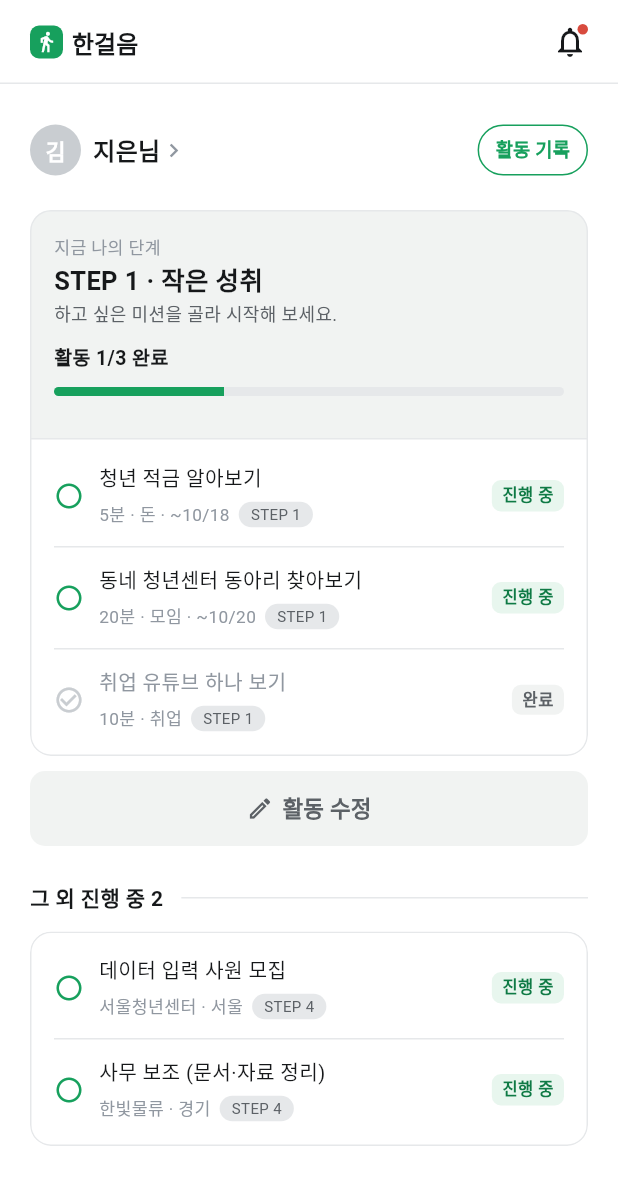
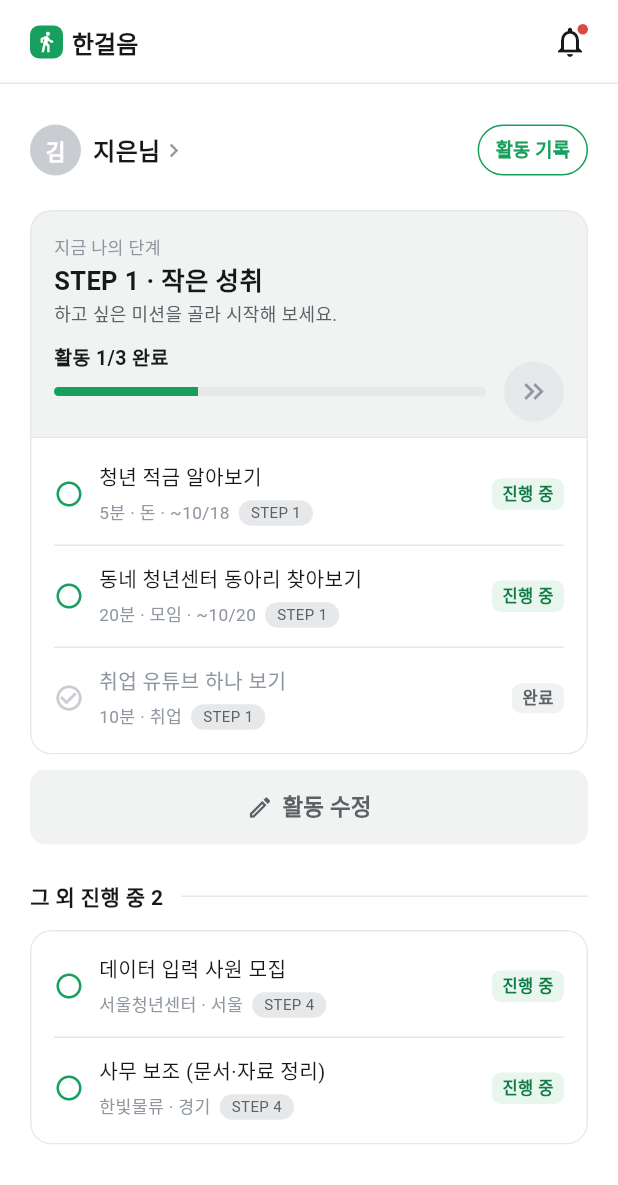
Before and after one commit to donghyun-03/Hangeoleum-UI, a Flutter app: the HomeScreen screen opened directly, on a phone screen of 412 x 824 dp. Shown: the top 1185 px of the screen. Run offline on Flutter 3.47's test engine with Material 3 defaults, Android fonts, the light colour scheme and no system bars; our stand-ins replace file_picker; Roboto replaces fonts that are missing (Pretendard).

Commit message:
feat: 다음 단계 버튼 추가

```diff
--- a/lib/screens/home/home_screen.dart
+++ b/lib/screens/home/home_screen.dart
@@ -75,7 +75,6 @@ class HomeScreen extends StatelessWidget {
                   onTap: () {
                     Navigator.pushNamed(context, Routes.profile);
                   },
-
                   child: Row(
                     children: [
                       Avatar(
@@ -107,10 +106,9 @@ class HomeScreen extends StatelessWidget {
                   small: true,
                   expand: false,
                   variant: ButtonVariant.outline,
-                  onPressed: () => Navigator.pushNamed(
-                    context,
-                    Routes.recordList,
-                  ),
+                  onPressed: () {
+                    Navigator.pushNamed(context, Routes.recordList);
+                  },
                 ),
               ],
             ],
@@ -174,6 +172,7 @@ class _YouthHome extends StatelessWidget {
 
     // STEP 2: 승인된 팀 신청만 활동으로 표시.
     // 대기·거절은 실제 참여가 아니므로 포함하지 않습니다.
+    // 현재는 팀 활동 완료 데이터가 없어 진행 중으로 유지합니다.
     for (final post in mockTeamPosts) {
       final application = state.applicationFor(post.id);
 
@@ -211,6 +210,8 @@ class _YouthHome extends StatelessWidget {
         continue;
       }
 
+      // 지원 여부와 활동 완료 여부는 구분합니다.
+      // 현재는 완료 데이터가 없어 진행 중으로 유지합니다.
       activities.add(
         _HomeActivity(
           step: opportunity.step,
@@ -227,7 +228,6 @@ class _YouthHome extends StatelessWidget {
     return activities;
   }
 
-
   @override
   Widget build(BuildContext context) {
     final state = context.watch<AppState>();
@@ -236,31 +236,26 @@ class _YouthHome extends StatelessWidget {
 
     final activities = _collectActivities(state);
 
+    // 현재 STEP: 진행 중 활동을 먼저, 완료 활동을 나중에 표시합니다.
     final currentActivities = [
       ...activities.where(
-    (activity) =>
-        activity.step == currentStep && !activity.done,
+        (activity) => activity.step == currentStep && !activity.done,
       ),
       ...activities.where(
-    (activity) =>
-        activity.step == currentStep && activity.done,
+        (activity) => activity.step == currentStep && activity.done,
       ),
     ];
 
-
     // 현재 STEP이 아닌 활동 중 미완료 활동만 표시합니다.
-    // STEP이 바뀌면 이전 단계의 미완료 활동이 자동으로 여기에 포함됩니다.
+    // STEP이 바뀌면 이전 단계의 미완료 활동이 여기에 포함됩니다.
     final otherActivities = activities
         .where(
-          (activity) =>
-              activity.step != currentStep &&
-              !activity.done,
+          (activity) => activity.step != currentStep && !activity.done,
         )
         .toList()
       ..sort((a, b) {
         final stepOrder = a.step.compareTo(b.step);
 
-        // 같은 STEP에서는 제목순으로 정렬합니다.
         return stepOrder != 0
             ? stepOrder
             : a.title.compareTo(b.title);
@@ -270,9 +265,21 @@ class _YouthHome extends StatelessWidget {
         .where((activity) => activity.done)
         .length;
 
+    // 기존 AppState.advanceHomeStep()과 동일한 최소 완료 기준입니다.
     final requiredCount = currentStep == 1 ? 3 : 1;
 
+    // 최소 완료 개수를 충족하고 다음 STEP이 있을 때만 활성화합니다.
+    final canGoNext = currentStep >= 1 &&
+        currentStep < 4 &&
+        doneCount >= requiredCount;
+
     final otherCount = otherActivities.length;
+
+    final nextStepTooltip = currentStep >= 4
+        ? '마지막 단계입니다'
+        : canGoNext
+            ? 'STEP ${currentStep + 1}로 이동'
+            : '활동을 $requiredCount개 완료하면 이동할 수 있어요';
 
     return Column(
       crossAxisAlignment: CrossAxisAlignment.stretch,
@@ -298,7 +305,7 @@ class _YouthHome extends StatelessWidget {
                         );
                   },
                   child: Padding(
-                padding: const EdgeInsets.all(16),
+                    padding: const EdgeInsets.fromLTRB(16, 16, 16, 10),
                     child: Column(
                       crossAxisAlignment: CrossAxisAlignment.start,
                       children: [
@@ -316,6 +323,20 @@ class _YouthHome extends StatelessWidget {
                             style: AppText.small.copyWith(fontSize: 12),
                           ),
                         const SizedBox(height: 10),
+                        // 완료 문구와 선은 왼쪽에,
+                        // 다음 버튼은 오른쪽에서 선의 중앙에 맞춰 표시합니다.
+                        Stack(
+                          children: [
+                            Padding(
+                              // 버튼 아래쪽이 영역 밖으로 벗어나지 않도록 공간을 확보합니다.
+                              // 버튼 40 / 2 - 진행률 선 6 / 2 = 17
+                              padding: const EdgeInsets.only(
+                                right: 52, // 버튼 40 + 선과 버튼 사이 간격 12
+                                bottom: 17,
+                              ),
+                              child: Column(
+                                crossAxisAlignment: CrossAxisAlignment.start,
+                                children: [
                                   Text(
                                     '활동 $doneCount/$requiredCount 완료',
                                     style: AppText.bodyBold.copyWith(
@@ -324,20 +345,48 @@ class _YouthHome extends StatelessWidget {
                                     ),
                                   ),
                                   const SizedBox(height: 10),
-                    ProgressLine(
-                      // 최소 완료 수 이상이면 진행률은 100%로 유지합니다.
+                                  SizedBox(
+                                    height: 6,
+                                    child: ProgressLine(
                                       value: doneCount > requiredCount
                                           ? requiredCount
                                           : doneCount,
                                       total: requiredCount,
                                     ),
-                    const SizedBox(height: 12),
+                                  ),
+                                ],
+                              ),
+                            ),
+                            Positioned(
+                              right: 0,
+                              bottom: 0,
+                              child: _NextStepButton(
+                                isActive: canGoNext,
+                                size: 40,
+                                tooltip: nextStepTooltip,
+                                onTap: () {
+                                  final advanced = context
+                                      .read<AppState>()
+                                      .advanceHomeStep(
+                                        expectedStep: currentStep,
+                                        completedCount: doneCount,
+                                      );
+
+                                  if (!advanced) return;
+
+                                  context.read<MainTabs>().selectStep(
+                                        currentStep + 1,
+                                      );
+                                },
+                              ),
+                            ),
+                          ],
+                        ),
                       ],
                     ),
                   ),
                 ),
               ),
-
               const Divider(
                 height: 1,
                 thickness: 1,
@@ -345,7 +394,6 @@ class _YouthHome extends StatelessWidget {
               ),
 
               // 하단: 현재 활동 또는 활동 없음 안내.
-          // _ActivityList를 쓰지 않아 카드가 중첩되지 않습니다.
               Padding(
                 padding: const EdgeInsets.symmetric(
                   horizontal: 16,
@@ -379,8 +427,7 @@ class _YouthHome extends StatelessWidget {
           ),
         ),
 
-    // 활동 수정 버튼은 잠시 숨깁니다.
-
+        // 기존 활동 수정 버튼을 유지합니다.
         AppButton(
           label: '활동 수정',
           icon: Icons.edit_outlined,
@@ -389,8 +436,6 @@ class _YouthHome extends StatelessWidget {
             Navigator.pushNamed(context, Routes.missionEdit);
           },
         ),
-
-
         const SizedBox(height: 24),
         Row(
           children: [
@@ -405,8 +450,6 @@ class _YouthHome extends StatelessWidget {
           ],
         ),
         const SizedBox(height: 12),
-
-    // 다른 STEP 활동 목록은 기존대로 유지합니다.
         _ActivityList(
           activities: otherActivities,
           showStep: true,
@@ -414,9 +457,80 @@ class _YouthHome extends StatelessWidget {
         ),
       ],
     );
-
   }
 }
+
+/// 홈 전용 다음 STEP 버튼.
+/// 비활성 상태에서도 터치 효과는 표시하지만 단계 이동은 막습니다.
+class _NextStepButton extends StatelessWidget {
+  const _NextStepButton({
+    required this.isActive,
+    required this.onTap,
+    required this.tooltip,
+    this.size = 40,
+  });
+
+  final bool isActive;
+  final VoidCallback onTap;
+  final String tooltip;
+  final double size;
+
+  @override
+  Widget build(BuildContext context) {
+    final circleColor = isActive
+        ? AppColors.green
+        : AppColors.line;
+
+    final arrowColor = isActive
+        ? AppColors.paper
+        : AppColors.subtle;
+
+    final effectColor = isActive
+        ? AppColors.paper
+        : AppColors.subtle;
+
+    return Tooltip(
+      message: tooltip,
+      child: Semantics(
+        button: true,
+        enabled: isActive,
+        label: tooltip,
+        onTap: isActive ? onTap : null,
+        child: ExcludeSemantics(
+          child: SizedBox(
+            width: size,
+            height: size,
+            child: Material(
+              color: circleColor,
+              shape: const CircleBorder(),
+              clipBehavior: Clip.antiAlias,
+              child: InkWell(
+                customBorder: const CircleBorder(),
+                splashColor: effectColor.withValues(alpha: 0.24),
+                highlightColor: effectColor.withValues(alpha: 0.12),
+
+                // null로 설정하지 않아 비활성 상태에도
+                // 터치 효과를 보여주고 상위 카드의 탭을 막습니다.
+                onTap: () {
+                  if (!isActive) return;
+                  onTap();
+                },
+                child: Center(
+                  child: Icon(
+                    Icons.keyboard_double_arrow_right,
+                    color: arrowColor,
+                    size: size * 0.55,
+                  ),
+                ),
+              ),
+            ),
+          ),
+        ),
+      ),
+    );
+  }
+}
+
 
 class _ActivityList extends StatelessWidget {
   const _ActivityList({
@@ -434,7 +548,10 @@ class _ActivityList extends StatelessWidget {
     if (activities.isEmpty) {
       return Padding(
         padding: const EdgeInsets.symmetric(vertical: 16),
-        child: Text(emptyMessage, style: AppText.small),
+        child: Text(
+          emptyMessage,
+          style: AppText.small,
+        ),
       );
     }
 
@@ -481,7 +598,9 @@ class _ActivityRow extends StatelessWidget {
                 ? Icons.check_circle_outline
                 : Icons.radio_button_unchecked,
             size: 20,
-            color: activity.done ? AppColors.dim : AppColors.green,
+            color: activity.done
+                ? AppColors.dim
+                : AppColors.green,
           ),
           const SizedBox(width: 10),
           Expanded(
@@ -499,7 +618,7 @@ class _ActivityRow extends StatelessWidget {
                 ),
                 const SizedBox(height: 4),
 
-                // 활동 시간·분류·마감일 등 설명 뒤에 STEP 표시.
+                // 활동 설명 뒤에 STEP 배지를 표시합니다.
                 Wrap(
                   spacing: 6,
                   runSpacing: 4,
@@ -535,14 +654,15 @@ class _ActivityRow extends StatelessWidget {
           const SizedBox(width: 8),
           TagBadge(
             activity.statusLabel,
-            tone: activity.done ? BadgeTone.gray : BadgeTone.green,
+            tone: activity.done
+                ? BadgeTone.gray
+                : BadgeTone.green,
           ),
         ],
       ),
     );
   }
 }
-
 
 class _InstitutionHome extends StatelessWidget {
   const _InstitutionHome();
@@ -558,7 +678,10 @@ class _InstitutionHome extends StatelessWidget {
           child: Column(
             crossAxisAlignment: CrossAxisAlignment.start,
             children: [
-              Text('활동기관', style: AppText.caption),
+              Text(
+                '활동기관',
+                style: AppText.caption,
+              ),
               const SizedBox(height: 4),
               Text(
                 '등록한 프로그램 ${programs.length}개',
@@ -590,7 +713,10 @@ class _InstitutionHome extends StatelessWidget {
                   tone: BadgeTone.gray,
                 ),
                 const SizedBox(height: 6),
-                Text(program.title, style: AppText.bodyBold),
+                Text(
+                  program.title,
+                  style: AppText.bodyBold,
+                ),
                 Text(
                   [
                     if (program.region.isNotEmpty) program.region,
```
Lines whose indentation alone changed are shown as unchanged.
